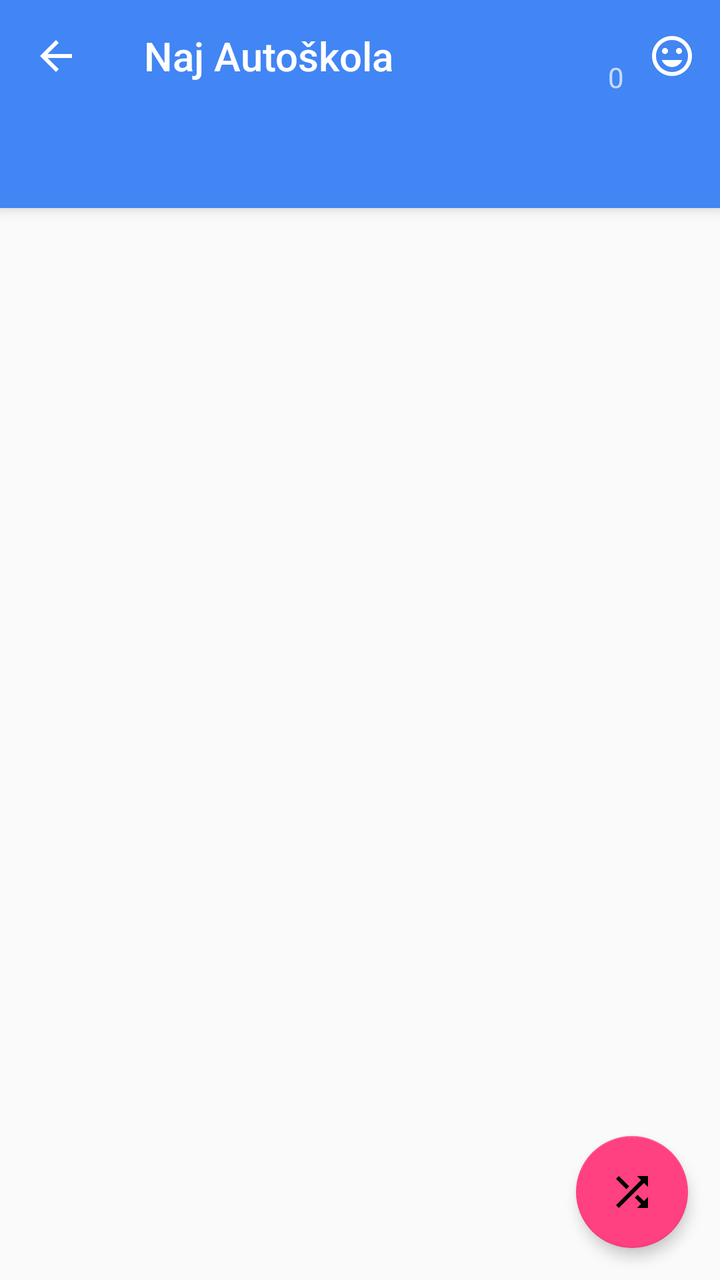
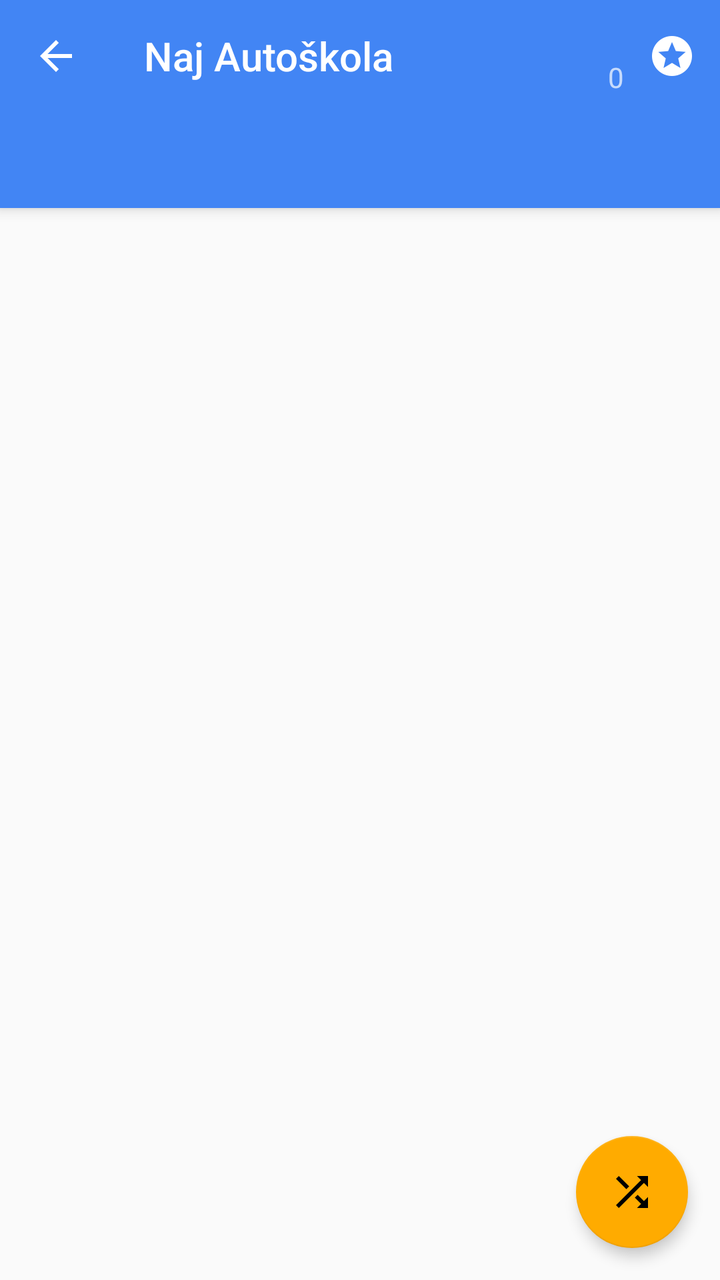

Before-and-after screenshots of an Android layout around one commit, followed by the original layout XML and the change that was made.
<!-- AndroidManifest.xml: application theme MyTheme.Light -->
<!-- res/layout/app_bar_main.xml -->
<?xml version="1.0" encoding="utf-8"?>
<android.support.design.widget.CoordinatorLayout
    xmlns:android="http://schemas.android.com/apk/res/android"
    xmlns:app="http://schemas.android.com/apk/res-auto"
    xmlns:tools="http://schemas.android.com/tools"
    android:layout_width="match_parent"
    android:layout_height="match_parent"
    android:fitsSystemWindows="true"
    tools:context=".MainActivity">

    <android.support.design.widget.AppBarLayout
        android:layout_width="match_parent"
        android:layout_height="wrap_content"
        android:elevation="6dp"
        android:theme="@style/MyTheme.AppBarOverlay">

        <android.support.v7.widget.Toolbar
            android:id="@+id/toolbar"
            android:layout_width="match_parent"
            android:layout_height="?attr/actionBarSize"
            android:background="?attr/colorPrimary"
            app:layout_scrollFlags="scroll|enterAlways"
            app:navigationContentDescription="@string/abc_action_bar_up_description"
            app:navigationIcon="?attr/homeAsUpIndicator"
            app:popupTheme="@style/MyTheme.PopupOverlay"
            app:title="@string/app_name">

            <ImageButton
                android:id="@+id/action_lollipops"
                style="?actionButtonStyle"
                android:layout_width="wrap_content"
                android:layout_height="wrap_content"
                android:layout_gravity="right"
                android:src="@drawable/ic_mood_white_24dp"/>

            <TextView
                android:id="@+id/lollipops_count"
                android:layout_width="wrap_content"
                android:layout_height="match_parent"
                android:layout_gravity="right"
                android:layout_marginBottom="8dp"
                android:gravity="bottom"
                android:text="0"/>

    </android.support.v7.widget.Toolbar>

    <android.support.design.widget.TabLayout
        android:id="@+id/tab_layout"
        android:layout_width="match_parent"
        android:layout_height="wrap_content"
        android:layout_below="@id/toolbar"
        android:background="?attr/colorPrimary"
        android:minHeight="?attr/actionBarSize"
        android:theme="@style/ThemeOverlay.AppCompat.Dark.ActionBar"
        app:tabIndicatorColor="?attr/colorTabIndicator"/>

</android.support.design.widget.AppBarLayout>

<android.support.v4.view.ViewPager
android:id="@+id/pager"
android:layout_width="match_parent"
android:layout_height="wrap_content"
android:layout_below="@id/tab_layout"
app:layout_behavior="@string/appbar_scrolling_view_behavior"/>

<android.support.design.widget.FloatingActionButton
android:id="@+id/floating_action_button"
android:layout_width="wrap_content"
android:layout_height="wrap_content"
android:layout_gravity="bottom|end"
android:layout_margin="@dimen/fab_margin"
android:src="@drawable/ic_shuffle_black_24dp"
app:backgroundTint="?attr/colorFlatButtons"
app:elevation="4dp"/>

    </android.support.design.widget.CoordinatorLayout>
<!-- resources referenced by this layout -->
<resources>
  <dimen name="fab_margin">16dp</dimen>
  <!-- drawable ic_mood_white_24dp: png bitmap (drawable-hdpi, 598 bytes) -->
  <!-- drawable ic_shuffle_black_24dp: png bitmap (drawable-hdpi, 281 bytes) -->
  <string name="app_name">Naj Autoškola</string>
  <style name="MyTheme.AppBarOverlay" parent="ThemeOverlay.AppCompat.Dark.ActionBar" />
  <style name="MyTheme.PopupOverlay" parent="ThemeOverlay.AppCompat.Light" />
  <style name="MyTheme.Light" parent="@style/Theme.AppCompat.Light.NoActionBar">
          
          
          <item name="colorPrimary">@color/colorPrimary</item>
          <item name="colorPrimaryDark">@color/colorPrimaryDark</item>
          <item name="colorSecondary">@color/colorSecondary</item>
          <item name="colorSecondaryDark">@color/colorSecondaryDark</item>
          <item name="colorTextTitle">@color/colorTextTitle</item>
          
          <item name="colorFlatButtons">@color/colorFlatButtons</item>
          <item name="colorTabIndicator">@color/colorTabIndicator</item>
          <item name="colorCardBackground">@color/colorCardBackground</item>
          <item name="colorNavigationDrawerBackground">@color/colorNavigationDrawerBackground</item>
      </style>
  <color name="colorPrimary" type="color">#4285F4</color>
  <color name="colorPrimaryDark" type="color">#3367D6</color>
  <color name="colorSecondary" type="color">@color/deep_teal_300</color>
  <color name="colorSecondaryDark" type="color">@color/deep_teal_500</color>
  <color name="colorTextTitle" type="color">#FFEE58</color>
  <color name="colorFlatButtons" type="color">@color/pink_A200</color>
  <color name="colorTabIndicator" type="color">@color/pink_A200</color>
  <color name="colorCardBackground" type="color">#FFF</color>
  <color name="colorNavigationDrawerBackground" type="color">#FAFAFA</color>
  <color name="deep_teal_300" type="color">#4DB6AC</color>
  <color name="deep_teal_500" type="color">#009688</color>
  <color name="pink_A200" type="color">#FF4081</color>
</resources>

<!-- the commit's change to res/layout/app_bar_main.xml (unified diff, before → after) -->
@@ -26,15 +26,15 @@
             app:title="@string/app_name">
 
             <ImageButton
-                android:id="@+id/action_lollipops"
+                android:id="@+id/action_stars"
                 style="?actionButtonStyle"
                 android:layout_width="wrap_content"
                 android:layout_height="wrap_content"
                 android:layout_gravity="right"
-                android:src="@drawable/ic_mood_white_24dp"/>
+                android:src="@drawable/ic_stars_white_24dp"/>
 
             <TextView
-                android:id="@+id/lollipops_count"
+                android:id="@+id/stars_count"
                 android:layout_width="wrap_content"
                 android:layout_height="match_parent"
                 android:layout_gravity="right"
@@ -70,7 +70,7 @@ android:layout_height="wrap_content"
 android:layout_gravity="bottom|end"
 android:layout_margin="@dimen/fab_margin"
 android:src="@drawable/ic_shuffle_black_24dp"
-app:backgroundTint="?attr/colorFlatButtons"
+app:backgroundTint="?attr/colorFloatingActionButton"
 app:elevation="4dp"/>
 
     </android.support.design.widget.CoordinatorLayout>
<!-- resource entries referenced after the edit -->
@@ -1,8 +1,8 @@
 <!-- resources referenced by this layout -->
 <resources>
   <dimen name="fab_margin">16dp</dimen>
-  <!-- drawable ic_mood_white_24dp: png bitmap (drawable-hdpi, 598 bytes) -->
   <!-- drawable ic_shuffle_black_24dp: png bitmap (drawable-hdpi, 281 bytes) -->
+  <!-- drawable ic_stars_white_24dp: png bitmap (drawable-hdpi, 508 bytes) -->
   <string name="app_name">Naj Autoškola</string>
   <style name="MyTheme.AppBarOverlay" parent="ThemeOverlay.AppCompat.Dark.ActionBar" />
   <style name="MyTheme.PopupOverlay" parent="ThemeOverlay.AppCompat.Light" />
@@ -16,6 +16,7 @@
           <item name="colorTextTitle">@color/colorTextTitle</item>
           
           <item name="colorFlatButtons">@color/colorFlatButtons</item>
+          <item name="colorFloatingActionButton">@color/colorFloatingActionButton</item>
           <item name="colorTabIndicator">@color/colorTabIndicator</item>
           <item name="colorCardBackground">@color/colorCardBackground</item>
           <item name="colorNavigationDrawerBackground">@color/colorNavigationDrawerBackground</item>
@@ -26,11 +27,13 @@
   <color name="colorSecondaryDark" type="color">@color/deep_teal_500</color>
   <color name="colorTextTitle" type="color">#FFEE58</color>
   <color name="colorFlatButtons" type="color">@color/pink_A200</color>
-  <color name="colorTabIndicator" type="color">@color/pink_A200</color>
+  <color name="colorFloatingActionButton" type="color">@color/amber_A700</color>
+  <color name="colorTabIndicator" type="color">@color/amber_A700</color>
   <color name="colorCardBackground" type="color">#FFF</color>
   <color name="colorNavigationDrawerBackground" type="color">#FAFAFA</color>
   <color name="deep_teal_300" type="color">#4DB6AC</color>
   <color name="deep_teal_500" type="color">#009688</color>
   <color name="pink_A200" type="color">#FF4081</color>
+  <color name="amber_A700" type="color">#FFAB00</color>
 </resources>
 
